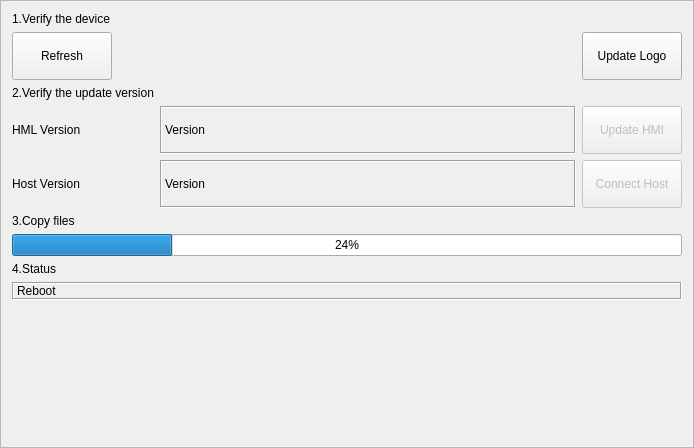
The window that hcmaintains/icupdatesystem.ui (GaussCheng/2-5AxisPunch) describes before a commit, drawn with Qt 5.
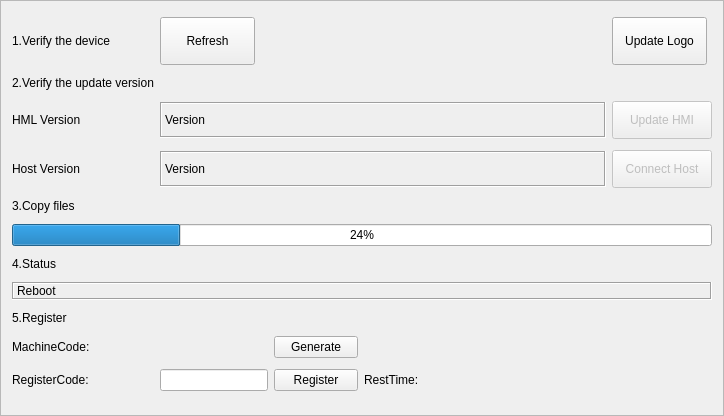
The same window after the commit. Custom widgets are drawn as their Qt base class.

Diff of the .ui file:
```diff
--- a/hcmaintains/icupdatesystem.ui
+++ b/hcmaintains/icupdatesystem.ui
@@ -6,10 +6,16 @@
    <rect>
     <x>0</x>
     <y>0</y>
-    <width>694</width>
-    <height>448</height>
+    <width>724</width>
+    <height>416</height>
    </rect>
   </property>
+  <property name="sizePolicy">
+   <sizepolicy hsizetype="Maximum" vsizetype="Maximum">
+    <horstretch>0</horstretch>
+    <verstretch>0</verstretch>
+   </sizepolicy>
+  </property>
   <property name="windowTitle">
    <string>Frame</string>
   </property>
@@ -20,10 +26,73 @@
    <enum>QFrame::Raised</enum>
   </property>
   <layout class="QGridLayout" name="gridLayout">
+   <item row="3" column="0">
+    <widget class="QLabel" name="label">
+     <property name="sizePolicy">
+      <sizepolicy hsizetype="Fixed" vsizetype="Fixed">
+       <horstretch>0</horstretch>
+       <verstretch>0</verstretch>
+      </sizepolicy>
+     </property>
+     <property name="text">
+      <string>HML Version</string>
+     </property>
+    </widget>
+   </item>
+   <item row="8" column="0" colspan="6">
+    <widget class="QLabel" name="statusLabel">
+     <property name="sizePolicy">
+      <sizepolicy hsizetype="Preferred" vsizetype="Maximum">
+       <horstretch>0</horstretch>
+       <verstretch>0</verstretch>
+      </sizepolicy>
+     </property>
+     <property name="frameShape">
+      <enum>QFrame::Box</enum>
+     </property>
+     <property name="frameShadow">
+      <enum>QFrame::Sunken</enum>
+     </property>
+     <property name="text">
+      <string>Reboot</string>
+     </property>
+    </widget>
+   </item>
+   <item row="3" column="1" colspan="4">
+    <widget class="QLabel" name="hmiVersionShowLabel">
+     <property name="sizePolicy">
+      <sizepolicy hsizetype="Expanding" vsizetype="Fixed">
+       <horstretch>0</horstretch>
+       <verstretch>0</verstretch>
+      </sizepolicy>
+     </property>
+     <property name="minimumSize">
+      <size>
+       <width>412</width>
+       <height>36</height>
+      </size>
+     </property>
+     <property name="maximumSize">
+      <size>
+       <width>16777215</width>
+       <height>36</height>
+      </size>
+     </property>
+     <property name="frameShape">
+      <enum>QFrame::Box</enum>
+     </property>
+     <property name="frameShadow">
+      <enum>QFrame::Sunken</enum>
+     </property>
+     <property name="text">
+      <string>Version</string>
+     </property>
+    </widget>
+   </item>
    <item row="2" column="0">
     <widget class="QLabel" name="versionLabel">
      <property name="sizePolicy">
-      <sizepolicy hsizetype="Maximum" vsizetype="Maximum">
+      <sizepolicy hsizetype="Fixed" vsizetype="Fixed">
        <horstretch>0</horstretch>
        <verstretch>0</verstretch>
       </sizepolicy>
@@ -33,83 +102,68 @@
      </property>
     </widget>
    </item>
+   <item row="9" column="1">
+    <widget class="QLabel" name="tipLabel">
+     <property name="sizePolicy">
+      <sizepolicy hsizetype="Fixed" vsizetype="Fixed">
+       <horstretch>0</horstretch>
+       <verstretch>0</verstretch>
+      </sizepolicy>
+     </property>
+     <property name="text">
+      <string/>
+     </property>
+    </widget>
+   </item>
+   <item row="12" column="1">
+    <widget class="ICLineEditWithVirtualNumericKeypad" name="registerCode">
+     <property name="sizePolicy">
+      <sizepolicy hsizetype="Fixed" vsizetype="Fixed">
+       <horstretch>0</horstretch>
+       <verstretch>0</verstretch>
+      </sizepolicy>
+     </property>
+    </widget>
+   </item>
+   <item row="0" column="0">
+    <widget class="QLabel" name="deviceLabel">
+     <property name="sizePolicy">
+      <sizepolicy hsizetype="Maximum" vsizetype="Maximum">
+       <horstretch>0</horstretch>
+       <verstretch>0</verstretch>
+      </sizepolicy>
+     </property>
+     <property name="text">
+      <string>1.Verify the device</string>
+     </property>
+    </widget>
+   </item>
+   <item row="12" column="0">
+    <widget class="QLabel" name="label_5">
+     <property name="sizePolicy">
+      <sizepolicy hsizetype="Fixed" vsizetype="Fixed">
+       <horstretch>0</horstretch>
+       <verstretch>0</verstretch>
+      </sizepolicy>
+     </property>
+     <property name="text">
+      <string>RegisterCode:</string>
+     </property>
+    </widget>
+   </item>
    <item row="4" column="0">
     <widget class="QLabel" name="label_2">
+     <property name="sizePolicy">
+      <sizepolicy hsizetype="Fixed" vsizetype="Fixed">
+       <horstretch>0</horstretch>
+       <verstretch>0</verstretch>
+      </sizepolicy>
+     </property>
      <property name="text">
       <string>Host Version</string>
      </property>
     </widget>
    </item>
-   <item row="3" column="1" colspan="4">
-    <widget class="QLabel" name="hmiVersionShowLabel">
-     <property name="sizePolicy">
-      <sizepolicy hsizetype="Expanding" vsizetype="Preferred">
-       <horstretch>0</horstretch>
-       <verstretch>0</verstretch>
-      </sizepolicy>
-     </property>
-     <property name="frameShape">
-      <enum>QFrame::Box</enum>
-     </property>
-     <property name="frameShadow">
-      <enum>QFrame::Sunken</enum>
-     </property>
-     <property name="text">
-      <string>Version</string>
-     </property>
-    </widget>
-   </item>
-   <item row="4" column="1" colspan="4">
-    <widget class="QLabel" name="hostVersionShowLabel">
-     <property name="sizePolicy">
-      <sizepolicy hsizetype="Expanding" vsizetype="Preferred">
-       <horstretch>0</horstretch>
-       <verstretch>0</verstretch>
-      </sizepolicy>
-     </property>
-     <property name="frameShape">
-      <enum>QFrame::Box</enum>
-     </property>
-     <property name="frameShadow">
-      <enum>QFrame::Sunken</enum>
-     </property>
-     <property name="text">
-      <string>Version</string>
-     </property>
-    </widget>
-   </item>
-   <item row="3" column="0">
-    <widget class="QLabel" name="label">
-     <property name="text">
-      <string>HML Version</string>
-     </property>
-    </widget>
-   </item>
-   <item row="1" column="0">
-    <widget class="QToolButton" name="refreshToolButton">
-     <property name="sizePolicy">
-      <sizepolicy hsizetype="Preferred" vsizetype="Preferred">
-       <horstretch>0</horstretch>
-       <verstretch>0</verstretch>
-      </sizepolicy>
-     </property>
-     <property name="minimumSize">
-      <size>
-       <width>100</width>
-       <height>48</height>
-      </size>
-     </property>
-     <property name="maximumSize">
-      <size>
-       <width>100</width>
-       <height>16777215</height>
-      </size>
-     </property>
-     <property name="text">
-      <string>Refresh</string>
-     </property>
-    </widget>
-   </item>
    <item row="7" column="0">
     <widget class="QLabel" name="rebootLabel">
      <property name="sizePolicy">
@@ -123,33 +177,8 @@
      </property>
     </widget>
    </item>
-   <item row="1" column="5">
-    <widget class="QToolButton" name="updateLogoButton">
-     <property name="sizePolicy">
-      <sizepolicy hsizetype="Preferred" vsizetype="Preferred">
-       <horstretch>0</horstretch>
-       <verstretch>0</verstretch>
-      </sizepolicy>
-     </property>
-     <property name="minimumSize">
-      <size>
-       <width>100</width>
-       <height>48</height>
-      </size>
-     </property>
-     <property name="maximumSize">
-      <size>
-       <width>100</width>
-       <height>16777215</height>
-      </size>
-     </property>
-     <property name="text">
-      <string>Update Logo</string>
-     </property>
-    </widget>
-   </item>
-   <item row="0" column="0">
-    <widget class="QLabel" name="deviceLabel">
+   <item row="5" column="0">
+    <widget class="QLabel" name="copyFilesLabel">
      <property name="sizePolicy">
       <sizepolicy hsizetype="Maximum" vsizetype="Maximum">
        <horstretch>0</horstretch>
@@ -157,20 +186,7 @@
       </sizepolicy>
      </property>
      <property name="text">
-      <string>1.Verify the device</string>
-     </property>
-    </widget>
-   </item>
-   <item row="8" column="0" colspan="6">
-    <widget class="QLabel" name="statusLabel">
-     <property name="frameShape">
-      <enum>QFrame::Box</enum>
-     </property>
-     <property name="frameShadow">
-      <enum>QFrame::Sunken</enum>
-     </property>
-     <property name="text">
-      <string>Reboot</string>
+      <string>3.Copy files</string>
      </property>
     </widget>
    </item>
@@ -180,7 +196,7 @@
       <bool>false</bool>
      </property>
      <property name="sizePolicy">
-      <sizepolicy hsizetype="Preferred" vsizetype="Preferred">
+      <sizepolicy hsizetype="Preferred" vsizetype="Fixed">
        <horstretch>0</horstretch>
        <verstretch>0</verstretch>
       </sizepolicy>
@@ -188,7 +204,7 @@
      <property name="minimumSize">
       <size>
        <width>100</width>
-       <height>48</height>
+       <height>38</height>
       </size>
      </property>
      <property name="maximumSize">
@@ -202,6 +218,62 @@
      </property>
     </widget>
    </item>
+   <item row="4" column="1" colspan="4">
+    <widget class="QLabel" name="hostVersionShowLabel">
+     <property name="sizePolicy">
+      <sizepolicy hsizetype="Expanding" vsizetype="Fixed">
+       <horstretch>0</horstretch>
+       <verstretch>0</verstretch>
+      </sizepolicy>
+     </property>
+     <property name="minimumSize">
+      <size>
+       <width>412</width>
+       <height>36</height>
+      </size>
+     </property>
+     <property name="maximumSize">
+      <size>
+       <width>16777212</width>
+       <height>36</height>
+      </size>
+     </property>
+     <property name="frameShape">
+      <enum>QFrame::Box</enum>
+     </property>
+     <property name="frameShadow">
+      <enum>QFrame::Sunken</enum>
+     </property>
+     <property name="text">
+      <string>Version</string>
+     </property>
+    </widget>
+   </item>
+   <item row="12" column="2">
+    <widget class="QPushButton" name="registerBtn">
+     <property name="sizePolicy">
+      <sizepolicy hsizetype="Fixed" vsizetype="Fixed">
+       <horstretch>0</horstretch>
+       <verstretch>0</verstretch>
+      </sizepolicy>
+     </property>
+     <property name="minimumSize">
+      <size>
+       <width>27</width>
+       <height>0</height>
+      </size>
+     </property>
+     <property name="maximumSize">
+      <size>
+       <width>84</width>
+       <height>16777215</height>
+      </size>
+     </property>
+     <property name="text">
+      <string>Register</string>
+     </property>
+    </widget>
+   </item>
    <item row="6" column="0" colspan="6">
     <widget class="QProgressBar" name="copyFilesProgressBar">
      <property name="value">
@@ -209,13 +281,39 @@
      </property>
     </widget>
    </item>
+   <item row="9" column="0">
+    <widget class="QLabel" name="label_6">
+     <property name="sizePolicy">
+      <sizepolicy hsizetype="Fixed" vsizetype="Fixed">
+       <horstretch>0</horstretch>
+       <verstretch>0</verstretch>
+      </sizepolicy>
+     </property>
+     <property name="text">
+      <string>5.Register</string>
+     </property>
+    </widget>
+   </item>
+   <item row="11" column="1">
+    <widget class="QLabel" name="machineCode">
+     <property name="sizePolicy">
+      <sizepolicy hsizetype="Preferred" vsizetype="Fixed">
+       <horstretch>0</horstretch>
+       <verstretch>0</verstretch>
+      </sizepolicy>
+     </property>
+     <property name="text">
+      <string/>
+     </property>
+    </widget>
+   </item>
    <item row="3" column="5">
     <widget class="QToolButton" name="updateToolButton">
      <property name="enabled">
       <bool>false</bool>
      </property>
      <property name="sizePolicy">
-      <sizepolicy hsizetype="Preferred" vsizetype="Preferred">
+      <sizepolicy hsizetype="Preferred" vsizetype="Fixed">
        <horstretch>0</horstretch>
        <verstretch>0</verstretch>
       </sizepolicy>
@@ -223,7 +321,7 @@
      <property name="minimumSize">
       <size>
        <width>100</width>
-       <height>48</height>
+       <height>38</height>
       </size>
      </property>
      <property name="maximumSize">
@@ -237,34 +335,138 @@
      </property>
     </widget>
    </item>
-   <item row="5" column="0">
-    <widget class="QLabel" name="copyFilesLabel">
+   <item row="11" column="0">
+    <widget class="QLabel" name="label_4">
      <property name="sizePolicy">
-      <sizepolicy hsizetype="Maximum" vsizetype="Maximum">
+      <sizepolicy hsizetype="Fixed" vsizetype="Fixed">
        <horstretch>0</horstretch>
        <verstretch>0</verstretch>
       </sizepolicy>
      </property>
      <property name="text">
-      <string>3.Copy files</string>
+      <string>MachineCode:</string>
      </property>
     </widget>
    </item>
-   <item row="9" column="3">
-    <spacer name="verticalSpacer">
-     <property name="orientation">
-      <enum>Qt::Vertical</enum>
+   <item row="11" column="2">
+    <widget class="QPushButton" name="generateBtn">
+     <property name="sizePolicy">
+      <sizepolicy hsizetype="Fixed" vsizetype="Fixed">
+       <horstretch>0</horstretch>
+       <verstretch>0</verstretch>
+      </sizepolicy>
      </property>
-     <property name="sizeHint" stdset="0">
+     <property name="maximumSize">
       <size>
-       <width>20</width>
-       <height>40</height>
+       <width>84</width>
+       <height>16777215</height>
       </size>
      </property>
-    </spacer>
+     <property name="text">
+      <string>Generate</string>
+     </property>
+    </widget>
+   </item>
+   <item row="12" column="4">
+    <widget class="QLabel" name="restTime">
+     <property name="sizePolicy">
+      <sizepolicy hsizetype="Preferred" vsizetype="Fixed">
+       <horstretch>0</horstretch>
+       <verstretch>0</verstretch>
+      </sizepolicy>
+     </property>
+     <property name="text">
+      <string/>
+     </property>
+    </widget>
+   </item>
+   <item row="12" column="3">
+    <widget class="QLabel" name="label_3">
+     <property name="sizePolicy">
+      <sizepolicy hsizetype="Fixed" vsizetype="Fixed">
+       <horstretch>0</horstretch>
+       <verstretch>0</verstretch>
+      </sizepolicy>
+     </property>
+     <property name="minimumSize">
+      <size>
+       <width>29</width>
+       <height>0</height>
+      </size>
+     </property>
+     <property name="maximumSize">
+      <size>
+       <width>84</width>
+       <height>16777215</height>
+      </size>
+     </property>
+     <property name="layoutDirection">
+      <enum>Qt::RightToLeft</enum>
+     </property>
+     <property name="text">
+      <string>RestTime:</string>
+     </property>
+    </widget>
+   </item>
+   <item row="0" column="1">
+    <widget class="QToolButton" name="refreshToolButton">
+     <property name="sizePolicy">
+      <sizepolicy hsizetype="Maximum" vsizetype="Fixed">
+       <horstretch>0</horstretch>
+       <verstretch>0</verstretch>
+      </sizepolicy>
+     </property>
+     <property name="minimumSize">
+      <size>
+       <width>90</width>
+       <height>48</height>
+      </size>
+     </property>
+     <property name="maximumSize">
+      <size>
+       <width>95</width>
+       <height>16777215</height>
+      </size>
+     </property>
+     <property name="text">
+      <string>Refresh</string>
+     </property>
+    </widget>
+   </item>
+   <item row="0" column="5">
+    <widget class="QToolButton" name="updateLogoButton">
+     <property name="sizePolicy">
+      <sizepolicy hsizetype="Preferred" vsizetype="Fixed">
+       <horstretch>0</horstretch>
+       <verstretch>0</verstretch>
+      </sizepolicy>
+     </property>
+     <property name="minimumSize">
+      <size>
+       <width>90</width>
+       <height>48</height>
+      </size>
+     </property>
+     <property name="maximumSize">
+      <size>
+       <width>95</width>
+       <height>16777215</height>
+      </size>
+     </property>
+     <property name="text">
+      <string>Update Logo</string>
+     </property>
+    </widget>
    </item>
   </layout>
  </widget>
+ <customwidgets>
+  <customwidget>
+   <class>ICLineEditWithVirtualNumericKeypad</class>
+   <extends>QLineEdit</extends>
+   <header>iclineeditwithvirtualnumerickeypad.h</header>
+  </customwidget>
+ </customwidgets>
  <resources/>
  <connections/>
 </ui>
```
